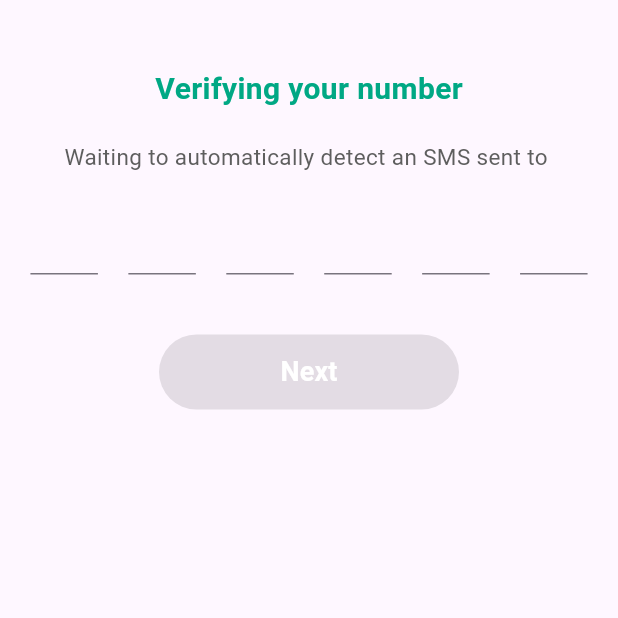
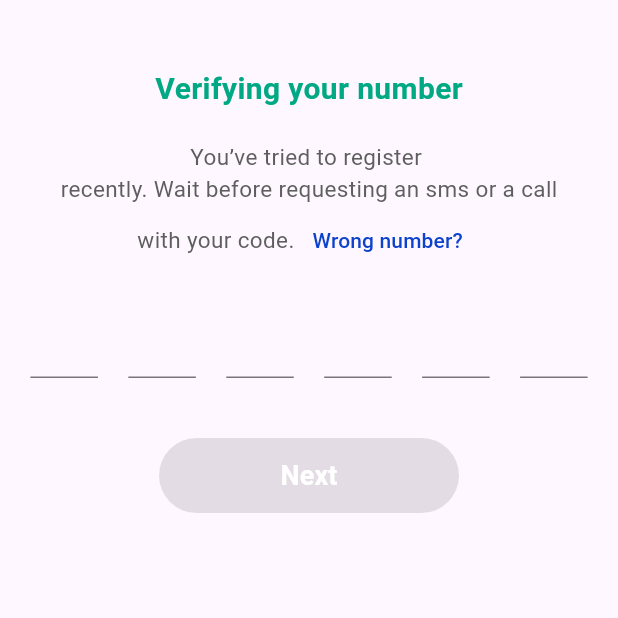
Before and after one commit to ashir227/Whatsapp-Ui, a Flutter app: the Otp screen opened directly with empty values, on a phone screen of 412 x 824 dp, the top half of it. Run offline on Flutter 3.47's test engine with Material 3 defaults, Android fonts, the phone set to English and light mode, and no system bars; our stand-ins replace firebase_auth, firebase_core; accounts and stored records are empty.

Commit message:
Otp scrn

```diff
--- a/lib/Screens/Otp_scr.dart
+++ b/lib/Screens/Otp_scr.dart
@@ -52,10 +52,27 @@ class _OtpState extends State<Otp> {
             ),
             const SizedBox(height: 20),
             UIhelper.customtext(
-              text:
-                  "Waiting to automatically detect an SMS sent to ${widget.phoneNumber}",
+              text: "You’ve tried to register ${widget.phoneNumber}",
               height: 15,
             ),
+            UIhelper.customtext(
+              text: "recently. Wait before requesting an sms or a call",
+              height: 15,
+            ),
+
+            Row(
+              mainAxisAlignment: MainAxisAlignment.center,
+              children: [
+                UIhelper.customtext(text: "with your code.", height: 15),
+                UIhelper.customsbutton(
+                  buttonName: "Wrong number?",
+                  callback: () {
+                    Navigator.pop(context);
+                  },
+                ),
+              ],
+            ),
+
             const SizedBox(height: 20),
             Row(
               mainAxisAlignment: MainAxisAlignment.spaceEvenly,
```
